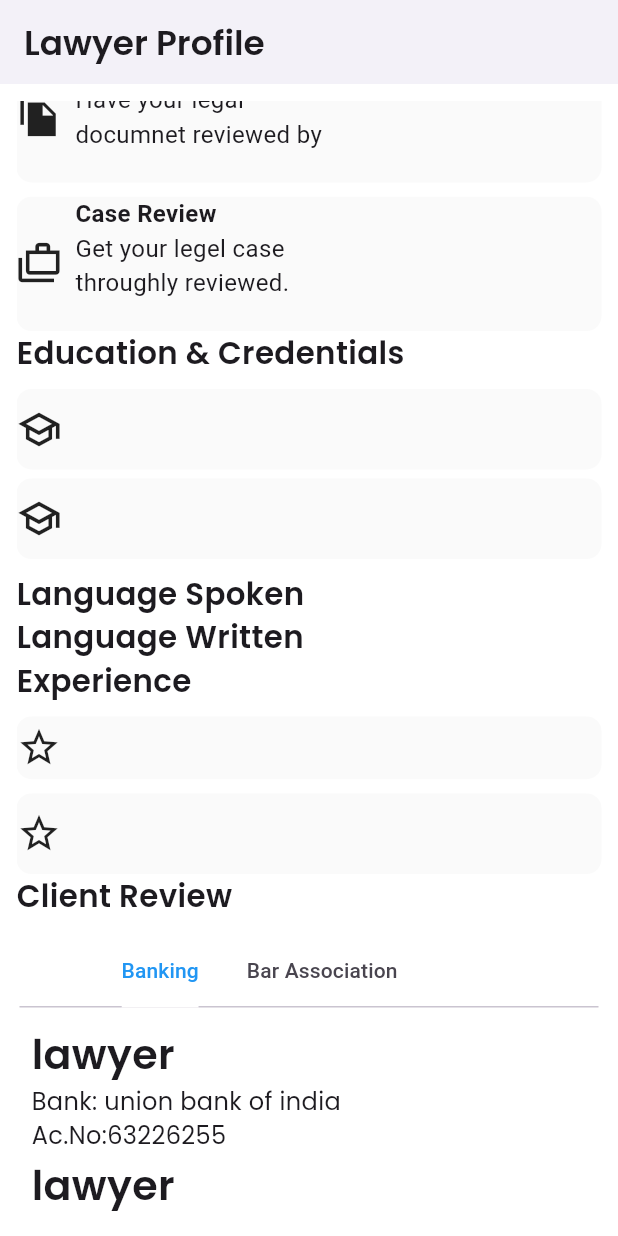
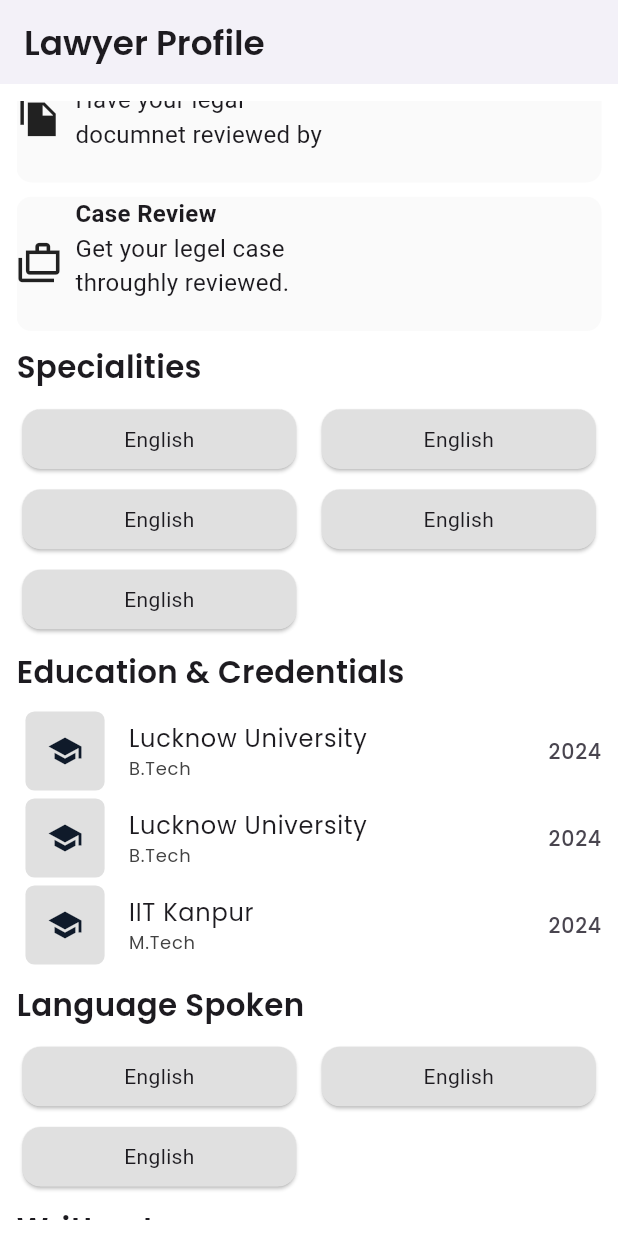
Before and after one commit to Daya9651/New_personal_project, a Flutter app: the ProfileDisplayPage screen opened directly with empty values, scrolled down 576 dp, on a phone screen of 412 x 824 dp. Run offline on Flutter 3.47's test engine with Material 3 defaults, Android fonts, the phone set to English and light mode, and no system bars; our stand-ins replace dio, flutter_screenutil, get, google_fonts, google_maps_flutter, image_picker and 1 more; network calls fail.

Commit message:
lawyer kyc, edit profile UI created

```diff
--- a/lib/common/widget/const_dropdown.dart
+++ b/lib/common/widget/const_dropdown.dart
@@ -44,7 +44,7 @@ class _ConstantDropdownState extends State<ConstantDropdown> {
           child: DropdownButtonFormField<String>(
             focusNode: widget.focusNode,
             hint: Text(widget.hint ?? "Select",
-                style: AppTextStyles.kBody15RegularTextStyle
+                style: AppTextStyles.kSmall10RegularTextStyle
                     .copyWith(color: AppColors.white50)),
             decoration: const InputDecoration(
               contentPadding: EdgeInsets.symmetric(horizontal: 8),
--- a/lib/common/widget/const_text_field.dart
+++ b/lib/common/widget/const_text_field.dart
@@ -122,7 +122,7 @@ class ConstTextField extends StatelessWidget {
           hintText: hintText,
           labelText: labelText,
           hintStyle: hintStyle ??
-              AppTextStyles.kBody15RegularTextStyle
+              AppTextStyles.kSmall10RegularTextStyle
                   .copyWith(color: AppColors.white50),
           counter: const Offstage(),
           enabledBorder: borderNone == true
--- a/lib/screens/profile/profiledata.dart
+++ b/lib/screens/profile/profiledata.dart
@@ -1,6 +1,7 @@
 import 'dart:io';
 
 import 'package:flutter/material.dart';
+import 'package:get/get.dart';
 import 'package:likhit/common/widget/const_container.dart';
 import 'package:likhit/const/const_height.dart';
 import 'package:likhit/const/const_width.dart';
@@ -11,8 +12,12 @@ import 'package:likhit/screens/payment/payment_history.dart';
 import 'package:likhit/screens/profile/bar_association.dart';
 import 'package:likhit/screens/profile/contact/contact_page.dart';
 import 'package:likhit/screens/profile/banking.dart';
+import 'package:likhit/screens/profile/widget/profile_card.dart';
 import 'package:likhit/service/model/edit_profile.dart';
 import 'package:likhit/style/text_style.dart';
+
+import 'lawyer_edit_profile.dart';
+import 'lawyer_kyc_page.dart';
 class ProfileDisplayPage extends StatefulWidget {
   final File? image;
   final String userId;
@@ -138,7 +143,8 @@ class _ProfileDisplayPageState extends State<ProfileDisplayPage> with SingleTick
                           height: h35,
                           width: 150,
                           decoration: BoxDecoration(
-                            color: Colors.grey,
+                            color: Colors.grey.shade300
+                            ,
                             borderRadius: BorderRadius.circular(15),
                           ),
                             child: CustomButton(text: "Pay Now", color: Colors.black, onPressed: (){
@@ -151,7 +157,7 @@ class _ProfileDisplayPageState extends State<ProfileDisplayPage> with SingleTick
                             height: h35,
                             width: 175,
                             decoration: BoxDecoration(
-                              color: Colors.grey,
+                              color: Colors.grey.shade300,
                               borderRadius: BorderRadius.circular(15),
                             ),
                             child: CustomButton(text: "Contact",color: Colors.black, onPressed: (){
@@ -171,7 +177,9 @@ class _ProfileDisplayPageState extends State<ProfileDisplayPage> with SingleTick
                               color: Colors.indigo,
                               borderRadius: BorderRadius.circular(15),
                             ),
-                            child: CustomButton(text: "Save Contact",color: Colors.white,  onPressed: (){},)),
+                            child: CustomButton(text: "LAWYER KYC",color: Colors.white,  onPressed: (){
+                              Get.to(LawyerKycPage());
+                            },)),
                       ),
                       SizedBox(width: w3 ,),
                       Expanded(
@@ -179,11 +187,11 @@ class _ProfileDisplayPageState extends State<ProfileDisplayPage> with SingleTick
                             height: h35,
                             width: 192,
                             decoration: BoxDecoration(
-                              color: Colors.grey,
+                              color: Colors.grey.shade300,
                               borderRadius: BorderRadius.circular(15),
                             ),
-                            child: CustomButton(text: "Book Appointment",color: Colors.black, onPressed: (){
-                              Navigator.push(context, MaterialPageRoute(builder: (context) =>  AppointmentScreen()));
+                            child: CustomButton(text: "EDIT PROFILE",color: Colors.black, onPressed: (){
+                             Get.to(LawyerEditProfile());
                             },)),
                       ),
                     ],
@@ -293,140 +301,95 @@ class _ProfileDisplayPageState extends State<ProfileDisplayPage> with SingleTick
                       ],
                     ),
                   ),
-                  Text("Education & Credentials", style: AppTextStyles.kBody15SemiBoldTextStyle,),
-                  SizedBox(height: h8,),
+                  // todo inzamam specialities date 5 july
+                  constText15SemiBold(text: "Specialities"),
                   Container(
-                    height: h45,
-                    decoration: BoxDecoration(
-                      color: Colors.grey.shade50,
-                      borderRadius: BorderRadius.circular(10),
-                    ),
-                    child: Row(
-                      children: [
-                        const Icon(Icons.school_outlined, size: 30,),
-                        SizedBox(width: w8,),
-                        Column(
-                          crossAxisAlignment: CrossAxisAlignment.start,
-                          children: [
-                            Text(
-                              widget.university,
-                              style: const TextStyle(fontSize: 16.0, fontWeight: FontWeight.bold),
-                            ),
-                            Text(
-                              widget.qualification,
-                              style: const TextStyle(fontSize: 16.0),
-                            ),
-                          ],
+                    child: GridView.builder(
+                      shrinkWrap: true,
+                      physics: NeverScrollableScrollPhysics(),
+                        gridDelegate: SliverGridDelegateWithFixedCrossAxisCount(
+
+                            crossAxisCount: 2,
+                          mainAxisExtent: h40,
+                          crossAxisSpacing: w8,
+                          mainAxisSpacing: w5
                         ),
-                        SizedBox(width: w60,),
-                        Text(
-                          widget.passingyear,
-                          style: const TextStyle(fontSize: 16.0),
+                        itemCount: 5,
+                        itemBuilder: (context, index){
+                          return specialitiesCard();
+                        }),
+                  ),
+
+                  // todo education 5 july
+                  constText15SemiBold(text: "Education & Credentials"),
+                  SizedBox(
+                    child: ListView.builder(
+                      itemCount: 2,
+                        physics: NeverScrollableScrollPhysics(),
+                        shrinkWrap: true,
+                        itemBuilder: (context,index){
+                          return customListTile(title: 'Lucknow University',subtitle: "B.Tech",date: "2024",icon: Icons.school,onTap: (){});
+                        })
+                  ),
+                  SizedBox(
+                    child: customListTile(title: 'IIT Kanpur',subtitle: "M.Tech",date: "2024",icon: Icons.school,onTap: (){}),
+                  ),
+
+                  //todo language spoken 5 july
+                  constText15SemiBold(text: "Language Spoken"),
+                  Container(
+                    child: GridView.builder(
+                        shrinkWrap: true,
+                        physics: NeverScrollableScrollPhysics(),
+                        gridDelegate: SliverGridDelegateWithFixedCrossAxisCount(
+
+                            crossAxisCount: 2,
+                            mainAxisExtent: h40,
+                            crossAxisSpacing: w8,
+                            mainAxisSpacing: w5
                         ),
-                      ],
-                    ),
+                        itemCount: 3,
+                        itemBuilder: (context, index){
+                          return specialitiesCard();
+                        }),
                   ),
-                  SizedBox(height: h5,),
+                  constText15SemiBold(text: "Written Language"),
                   Container(
-                    height: h45,
-                    decoration: BoxDecoration(
-                      color: Colors.grey.shade50,
-                      borderRadius: BorderRadius.circular(10),
-                    ),
-                    child: Row(
-                      children: [
-                        const Icon(Icons.school_outlined, size: 30,),
-                        SizedBox(width: w8,),
-                        Column(
-                          crossAxisAlignment: CrossAxisAlignment.start,
-                          children: [
-                            Text(
-                              widget.academic,
-                              style: const TextStyle(fontSize: 16.0, fontWeight: FontWeight.bold),
-                            ),
-                            Text(
-                              widget.acadqualification,
-                              style: const TextStyle(fontSize: 16.0),
-                            ),
-                          ],
+                    child: GridView.builder(
+                        shrinkWrap: true,
+                        physics: NeverScrollableScrollPhysics(),
+                        gridDelegate: SliverGridDelegateWithFixedCrossAxisCount(
+
+                            crossAxisCount: 2,
+                            mainAxisExtent: h40,
+                            crossAxisSpacing: w8,
+                            mainAxisSpacing: w5
                         ),
-                        SizedBox(width: w60,),
-                        Text(
-                          widget.acadpasssing,
-                          style: const TextStyle(fontSize: 16.0),
-                        ),
-                      ],
-                    ),
+                        itemCount: 4,
+                        itemBuilder: (context, index){
+                          return specialitiesCard();
+                        }),
                   ),
-                  SizedBox(height: h7,),
-                  Text("Language Spoken", style: AppTextStyles.kBody15SemiBoldTextStyle,),
-                  Text("Language Written", style: AppTextStyles.kBody15SemiBoldTextStyle,),
-                  Text("Experience", style: AppTextStyles.kBody15SemiBoldTextStyle,),
-                  SizedBox(height: h8,),
-                  Container(
-                    height: h35,
-                    decoration: BoxDecoration(
-                      color: Colors.grey.shade50,
-                      borderRadius: BorderRadius.circular(10),
-                    ),
-                    child: Row(
-                      children: [
-                        const Icon(Icons.star_border, size: 30,),
-                        SizedBox(width: w8,),
-                        Column(
-                          crossAxisAlignment: CrossAxisAlignment.start,
-                          children: [
-                            Text(
-                              widget.university,
-                              style: const TextStyle(fontSize: 16.0, fontWeight: FontWeight.bold),
-                            ),
-                            Text(
-                              widget.qualification,
-                              style: const TextStyle(fontSize: 16.0),
-                            ),
-                          ],
-                        ),
-                        SizedBox(width: w60,),
-                        Text(
-                          widget.passingyear,
-                          style: const TextStyle(fontSize: 16.0),
-                        ),
-                      ],
-                    ),
+
+                  //todo experience 5 july
+                  constText15SemiBold(text: "Experience"),
+                  SizedBox(
+                      child: ListView.builder(
+                          itemCount: 2,
+                          physics: NeverScrollableScrollPhysics(),
+                          shrinkWrap: true,
+                          itemBuilder: (context,index){
+                            return customListTile(title: 'Criminal Experience',subtitle: "Best Criminal lawyer Experience",date: "2022 - Present",icon: Icons.star_border,onTap: (){});
+                          })
                   ),
-                  SizedBox(height: h8,),
-                  Container(
-                    height: h45,
-                    decoration: BoxDecoration(
-                      color: Colors.grey.shade50,
-                      borderRadius: BorderRadius.circular(10),
-                    ),
-                    child: Row(
-                      children: [
-                        const Icon(Icons.star_border, size: 30,),
-                        SizedBox(width: w8,),
-                        Column(
-                          crossAxisAlignment: CrossAxisAlignment.start,
-                          children: [
-                            Text(
-                              widget.university,
-                              style: const TextStyle(fontSize: 16.0, fontWeight: FontWeight.bold),
-                            ),
-                            Text(
-                              widget.qualification,
-                              style: const TextStyle(fontSize: 16.0),
-                            ),
-                          ],
-                        ),
-                        SizedBox(width: w60,),
-                        Text(
-                          widget.passingyear,
-                          style: const TextStyle(fontSize: 16.0),
-                        ),
-                      ],
-                    ),
+                 SizedBox(
+                   child: customListTile(title: 'Criminal Experience',subtitle: "Best Criminal lawyer Experience",date: "2022 - Present",icon: Icons.star_border,onTap: (){}),
+                 ),
+                  SizedBox(
+                    child: customListTile(title: 'XYX',subtitle: "Handle Company Cases ",date: "2024 - Present",icon: Icons.star_border,onTap: (){}),
                   ),
-                  Text("Client Review", style: AppTextStyles.kBody15SemiBoldTextStyle,),
+
+                  constText15SemiBold(text: "Client Review"),
 
                   // Text(
                   //   'Education: $education',
--- /dev/null
+++ b/lib/screens/profile/widget/profile_card.dart
@@ -0,0 +1,111 @@
+import 'package:flutter/cupertino.dart';
+import 'package:flutter/material.dart';
+import 'package:get/get.dart';
+import 'package:likhit/const/const_height.dart';
+import 'package:likhit/style/color.dart';
+
+import '../../../style/text_style.dart';
+
+Widget specialitiesCard(){
+  return Card(
+    color: Colors.grey.shade300,
+    child: Center(child: Text('English')),
+  );
+}
+
+Widget customListTile({
+  String? title,
+  String? subtitle,
+  String? date,
+  IconData? icon,
+  Function()? onTap
+
+}){
+  return ListTile(
+    contentPadding: EdgeInsets.only(left: h5),
+    leading: Container(
+      decoration: BoxDecoration(
+        borderRadius: BorderRadius.circular(h5),
+        color: Colors.grey.shade300,
+      ),
+      child: IconButton(onPressed: onTap, icon: Icon(icon, color: AppColors.white100,)).marginAll(h2),),
+    title: Container(child: Column(
+      crossAxisAlignment: CrossAxisAlignment.start,
+      children: [
+        Text(title??'',style: AppTextStyles.kCaption12RegularTextStyle,),
+        Text(subtitle??'', style: AppTextStyles.kSmall8RegularTextStyle.copyWith(fontSize: h10, color: Colors.grey.shade800),),
+      ],
+    ),),
+    trailing: Container(child: Text(date??'',style: AppTextStyles.kSmall10RegularTextStyle,),),
+  );
+}
+
+Widget chooseFileContainer(
+{Function()? onTap,
+  String? imageText
+}
+    ){
+  return Container(
+    margin: EdgeInsets.only(left: h5,right: h5),
+    padding: EdgeInsets.only(top: h10,bottom: h10),
+    decoration: BoxDecoration(
+      borderRadius: BorderRadius.circular(h5),
+      border: Border.all(color: Colors.black)
+    ),
+   child: Row(children: [
+     InkWell(
+       onTap: onTap,
+       child: Container(
+         margin: EdgeInsets.only(left: h8, right: h8),
+         padding: EdgeInsets.all(h5),
+         decoration: BoxDecoration(
+           borderRadius: BorderRadius.circular(h5),
+           border: Border.all(color: Colors.black),
+           color: Colors.grey.shade300
+         ),
+         child: Text("Choose file"),
+       ),
+     ),
+     Expanded(
+       child: Text(imageText??'',
+       maxLines: 1,
+       softWrap: true,
+       overflow: TextOverflow.ellipsis,),
+     )
+   ],),
+  );
+}
+
+Widget constText15SemiBold({String? text}){
+  return Container(
+    margin: EdgeInsets.only(top: h8, bottom: h8, ),
+    child: Text(text??'', style: AppTextStyles.kBody15SemiBoldTextStyle,),
+  );
+}
+
+Widget constText12SemiBold({String? text}){
+  return Container(
+    margin: EdgeInsets.only(top: h8, left: h5 ),
+    child: Text(text??'', style: AppTextStyles.kCaption12SemiBoldTextStyle,),
+  );
+}
+
+
+class MyCustomButton extends StatelessWidget {
+  final Color color;
+  final VoidCallback onTap;
+  final String text;
+  const MyCustomButton({super.key, required this.color, required this.onTap, required this.text});
+
+  @override
+  Widget build(BuildContext context) {
+    return ElevatedButton(
+        onPressed: onTap,
+        style: ButtonStyle(
+            backgroundColor: WidgetStateProperty.all(color)),
+        child: Text(text,style: const TextStyle(
+            color: Colors.white,
+            fontWeight: FontWeight.bold
+        ),));
+  }
+}
```
Also changed, not shown: lib/screens/profile/controller/lawyer_profile_controller.dart (added, +35 -0 lines), lib/screens/profile/lawyer_edit_profile.dart (added, +112 -0 lines), lib/screens/profile/lawyer_kyc_page.dart (added, +134 -0 lines), pubspec.lock.
